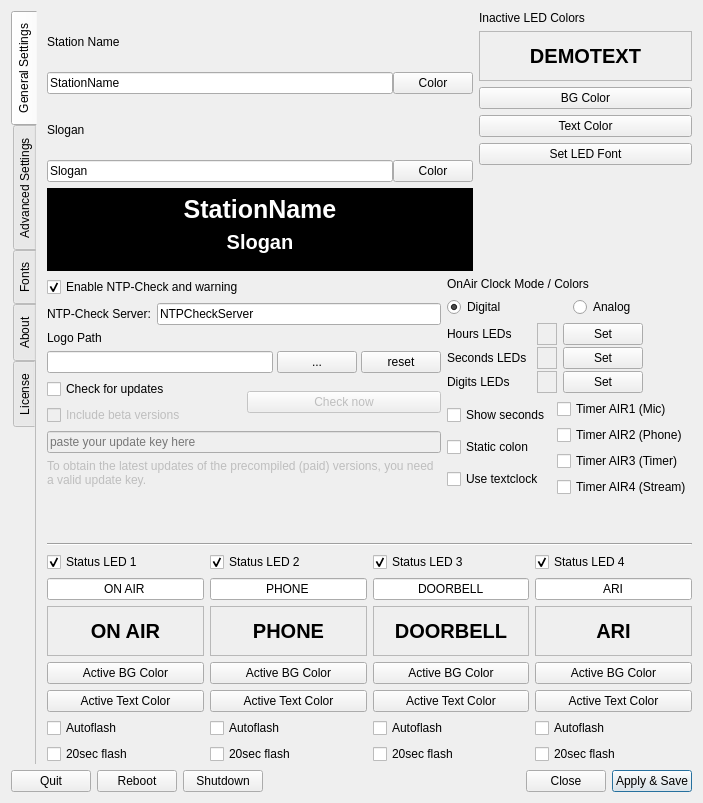
Before: the Qt Designer form settings.ui in saschaludwig/OnAirScreen, drawn with Qt 5.
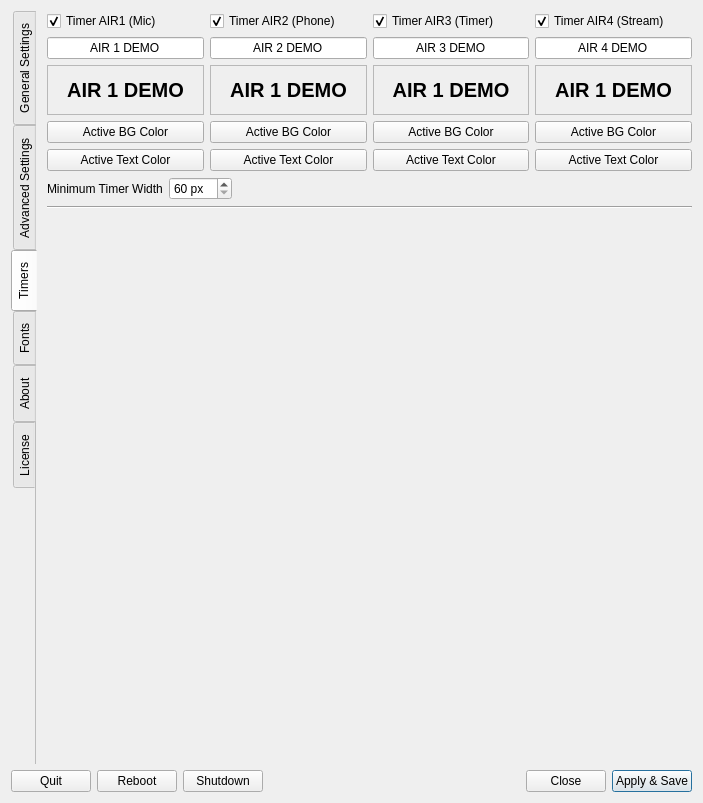
After: the same form once the commit is applied. The open tabs and pages were chosen to show the change. Icons and pictures are not drawn.

Commit message: WIP: added settings for Timers

Diff of the .ui file:
```diff
--- a/settings.ui
+++ b/settings.ui
@@ -1261,32 +1261,17 @@
              <item>
               <layout class="QVBoxLayout" name="verticalLayout_22">
                <item>
-                <widget class="QCheckBox" name="enableAIR1">
-                 <property name="text">
-                  <string>Timer AIR1 (Mic)</string>
+                <spacer name="verticalSpacer_10">
+                 <property name="orientation">
+                  <enum>Qt::Vertical</enum>
                  </property>
-                </widget>
-               </item>
-               <item>
-                <widget class="QCheckBox" name="enableAIR2">
-                 <property name="text">
-                  <string>Timer AIR2 (Phone)</string>
+                 <property name="sizeHint" stdset="0">
+                  <size>
+                   <width>20</width>
+                   <height>40</height>
+                  </size>
                  </property>
-                </widget>
-               </item>
-               <item>
-                <widget class="QCheckBox" name="enableAIR3">
-                 <property name="text">
-                  <string>Timer AIR3 (Timer)</string>
-                 </property>
-                </widget>
-               </item>
-               <item>
-                <widget class="QCheckBox" name="enableAIR4">
-                 <property name="text">
-                  <string>Timer AIR4 (Stream)</string>
-                 </property>
-                </widget>
+                </spacer>
                </item>
               </layout>
              </item>
@@ -1720,6 +1705,354 @@
        </item>
       </layout>
      </widget>
+     <widget class="QWidget" name="tab_timers">
+      <attribute name="title">
+       <string>Timers</string>
+      </attribute>
+      <layout class="QVBoxLayout" name="verticalLayout_27">
+       <property name="leftMargin">
+        <number>10</number>
+       </property>
+       <property name="topMargin">
+        <number>0</number>
+       </property>
+       <property name="rightMargin">
+        <number>0</number>
+       </property>
+       <property name="bottomMargin">
+        <number>0</number>
+       </property>
+       <item>
+        <layout class="QHBoxLayout" name="horizontalLayout_18">
+         <item>
+          <layout class="QVBoxLayout" name="verticalLayout_23">
+           <item>
+            <widget class="QCheckBox" name="enableAIR1">
+             <property name="text">
+              <string>Timer AIR1 (Mic)</string>
+             </property>
+             <property name="checked">
+              <bool>true</bool>
+             </property>
+            </widget>
+           </item>
+           <item>
+            <widget class="QLineEdit" name="AIR1Text">
+             <property name="text">
+              <string>AIR 1 DEMO</string>
+             </property>
+             <property name="alignment">
+              <set>Qt::AlignCenter</set>
+             </property>
+            </widget>
+           </item>
+           <item>
+            <widget class="QLabel" name="AIR1Demo">
+             <property name="minimumSize">
+              <size>
+               <width>0</width>
+               <height>50</height>
+              </size>
+             </property>
+             <property name="font">
+              <font>
+               <pointsize>15</pointsize>
+               <weight>75</weight>
+               <bold>true</bold>
+              </font>
+             </property>
+             <property name="autoFillBackground">
+              <bool>true</bool>
+             </property>
+             <property name="frameShape">
+              <enum>QFrame::StyledPanel</enum>
+             </property>
+             <property name="text">
+              <string>AIR 1 DEMO</string>
+             </property>
+             <property name="alignment">
+              <set>Qt::AlignCenter</set>
+             </property>
+            </widget>
+           </item>
+           <item>
+            <widget class="QPushButton" name="AIR1BGColor">
+             <property name="text">
+              <string>Active BG Color</string>
+             </property>
+            </widget>
+           </item>
+           <item>
+            <widget class="QPushButton" name="AIR1FGColor">
+             <property name="text">
+              <string>Active Text Color</string>
+             </property>
+            </widget>
+           </item>
+          </layout>
+         </item>
+         <item>
+          <layout class="QVBoxLayout" name="verticalLayout_26">
+           <item>
+            <widget class="QCheckBox" name="enableAIR2">
+             <property name="text">
+              <string>Timer AIR2 (Phone)</string>
+             </property>
+             <property name="checked">
+              <bool>true</bool>
+             </property>
+            </widget>
+           </item>
+           <item>
+            <widget class="QLineEdit" name="AIR2Text">
+             <property name="text">
+              <string>AIR 2 DEMO</string>
+             </property>
+             <property name="alignment">
+              <set>Qt::AlignCenter</set>
+             </property>
+            </widget>
+           </item>
+           <item>
+            <widget class="QLabel" name="AIR2Demo">
+             <property name="minimumSize">
+              <size>
+               <width>0</width>
+               <height>50</height>
+              </size>
+             </property>
+             <property name="font">
+              <font>
+               <pointsize>15</pointsize>
+               <weight>75</weight>
+               <bold>true</bold>
+              </font>
+             </property>
+             <property name="autoFillBackground">
+              <bool>true</bool>
+             </property>
+             <property name="frameShape">
+              <enum>QFrame::StyledPanel</enum>
+             </property>
+             <property name="text">
+              <string>AIR 1 DEMO</string>
+             </property>
+             <property name="alignment">
+              <set>Qt::AlignCenter</set>
+             </property>
+            </widget>
+           </item>
+           <item>
+            <widget class="QPushButton" name="AIR2BGColor">
+             <property name="text">
+              <string>Active BG Color</string>
+             </property>
+            </widget>
+           </item>
+           <item>
+            <widget class="QPushButton" name="AIR2FGColor">
+             <property name="text">
+              <string>Active Text Color</string>
+             </property>
+            </widget>
+           </item>
+          </layout>
+         </item>
+         <item>
+          <layout class="QVBoxLayout" name="verticalLayout_24">
+           <item>
+            <widget class="QCheckBox" name="enableAIR3">
+             <property name="text">
+              <string>Timer AIR3 (Timer)</string>
+             </property>
+             <property name="checked">
+              <bool>true</bool>
+             </property>
+            </widget>
+           </item>
+           <item>
+            <widget class="QLineEdit" name="AIR3Text">
+             <property name="text">
+              <string>AIR 3 DEMO</string>
+             </property>
+             <property name="alignment">
+              <set>Qt::AlignCenter</set>
+             </property>
+            </widget>
+           </item>
+           <item>
+            <widget class="QLabel" name="AIR3Demo">
+             <property name="minimumSize">
+              <size>
+               <width>0</width>
+               <height>50</height>
+              </size>
+             </property>
+             <property name="font">
+              <font>
+               <pointsize>15</pointsize>
+               <weight>75</weight>
+               <bold>true</bold>
+              </font>
+             </property>
+             <property name="autoFillBackground">
+              <bool>true</bool>
+             </property>
+             <property name="frameShape">
+              <enum>QFrame::StyledPanel</enum>
+             </property>
+             <property name="text">
+              <string>AIR 1 DEMO</string>
+             </property>
+             <property name="alignment">
+              <set>Qt::AlignCenter</set>
+             </property>
+            </widget>
+           </item>
+           <item>
+            <widget class="QPushButton" name="AIR3BGColor">
+             <property name="text">
+              <string>Active BG Color</string>
+             </property>
+            </widget>
+           </item>
+           <item>
+            <widget class="QPushButton" name="AIR3FGColor">
+             <property name="text">
+              <string>Active Text Color</string>
+             </property>
+            </widget>
+           </item>
+          </layout>
+         </item>
+         <item>
+          <layout class="QVBoxLayout" name="verticalLayout_25">
+           <item>
+            <widget class="QCheckBox" name="enableAIR4">
+             <property name="text">
+              <string>Timer AIR4 (Stream)</string>
+             </property>
+             <property name="checked">
+              <bool>true</bool>
+             </property>
+            </widget>
+           </item>
+           <item>
+            <widget class="QLineEdit" name="AIR4Text">
+             <property name="text">
+              <string>AIR 4 DEMO</string>
+             </property>
+             <property name="alignment">
+              <set>Qt::AlignCenter</set>
+             </property>
+            </widget>
+           </item>
+           <item>
+            <widget class="QLabel" name="AIR4Demo">
+             <property name="minimumSize">
+              <size>
+               <width>0</width>
+               <height>50</height>
+              </size>
+             </property>
+             <property name="font">
+              <font>
+               <pointsize>15</pointsize>
+               <weight>75</weight>
+               <bold>true</bold>
+              </font>
+             </property>
+             <property name="autoFillBackground">
+              <bool>true</bool>
+             </property>
+             <property name="frameShape">
+              <enum>QFrame::StyledPanel</enum>
+             </property>
+             <property name="text">
+              <string>AIR 1 DEMO</string>
+             </property>
+             <property name="alignment">
+              <set>Qt::AlignCenter</set>
+             </property>
+            </widget>
+           </item>
+           <item>
+            <widget class="QPushButton" name="AIR4BGColor">
+             <property name="text">
+              <string>Active BG Color</string>
+             </property>
+            </widget>
+           </item>
+           <item>
+            <widget class="QPushButton" name="AIR4FGColor">
+             <property name="text">
+              <string>Active Text Color</string>
+             </property>
+            </widget>
+           </item>
+          </layout>
+         </item>
+        </layout>
+       </item>
+       <item>
+        <layout class="QHBoxLayout" name="horizontalLayout_19">
+         <item>
+          <widget class="QLabel" name="label_39">
+           <property name="text">
+            <string>Minimum Timer Width</string>
+           </property>
+          </widget>
+         </item>
+         <item>
+          <widget class="QSpinBox" name="AIRMinWidth">
+           <property name="suffix">
+            <string> px</string>
+           </property>
+           <property name="minimum">
+            <number>60</number>
+           </property>
+           <property name="maximum">
+            <number>150</number>
+           </property>
+          </widget>
+         </item>
+         <item>
+          <spacer name="horizontalSpacer_4">
+           <property name="orientation">
+            <enum>Qt::Horizontal</enum>
+           </property>
+           <property name="sizeHint" stdset="0">
+            <size>
+             <width>40</width>
+             <height>20</height>
+            </size>
+           </property>
+          </spacer>
+         </item>
+        </layout>
+       </item>
+       <item>
+        <widget class="Line" name="line_2">
+         <property name="orientation">
+          <enum>Qt::Horizontal</enum>
+         </property>
+        </widget>
+       </item>
+       <item>
+        <spacer name="verticalSpacer_9">
+         <property name="orientation">
+          <enum>Qt::Vertical</enum>
+         </property>
+         <property name="sizeHint" stdset="0">
+          <size>
+           <width>20</width>
+           <height>40</height>
+          </size>
+         </property>
+        </spacer>
+       </item>
+      </layout>
+     </widget>
      <widget class="QWidget" name="tab_fonts">
       <attribute name="title">
        <string>Fonts</string>
```
Left out of the diff: 334 changed lines with no effect on the pictures.
